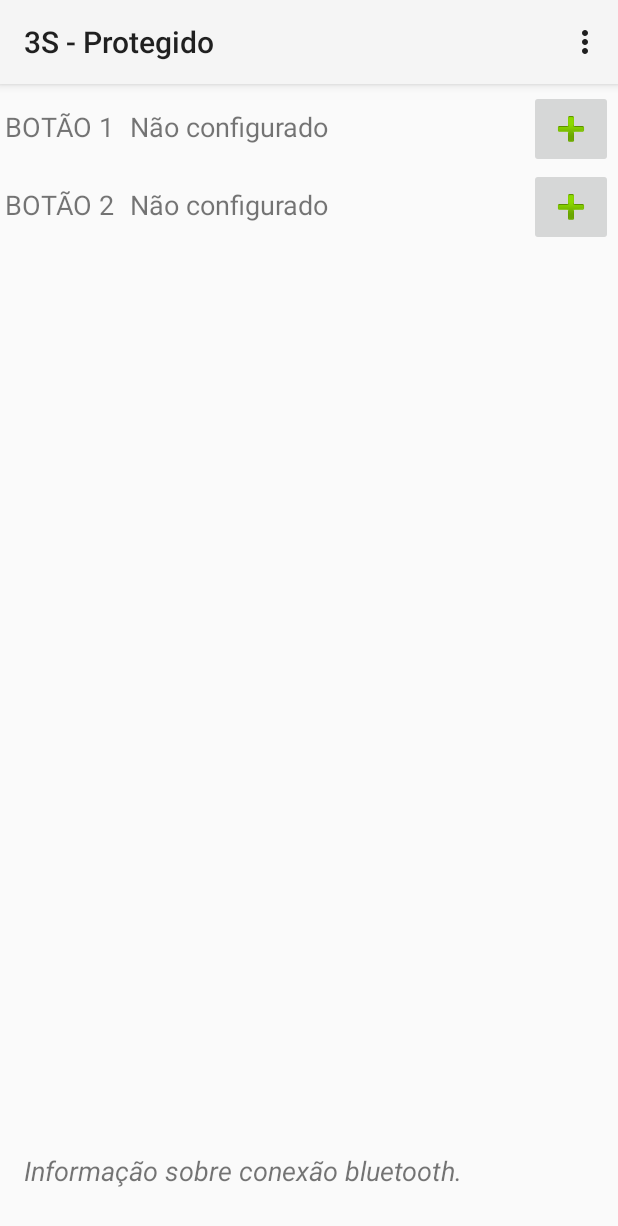
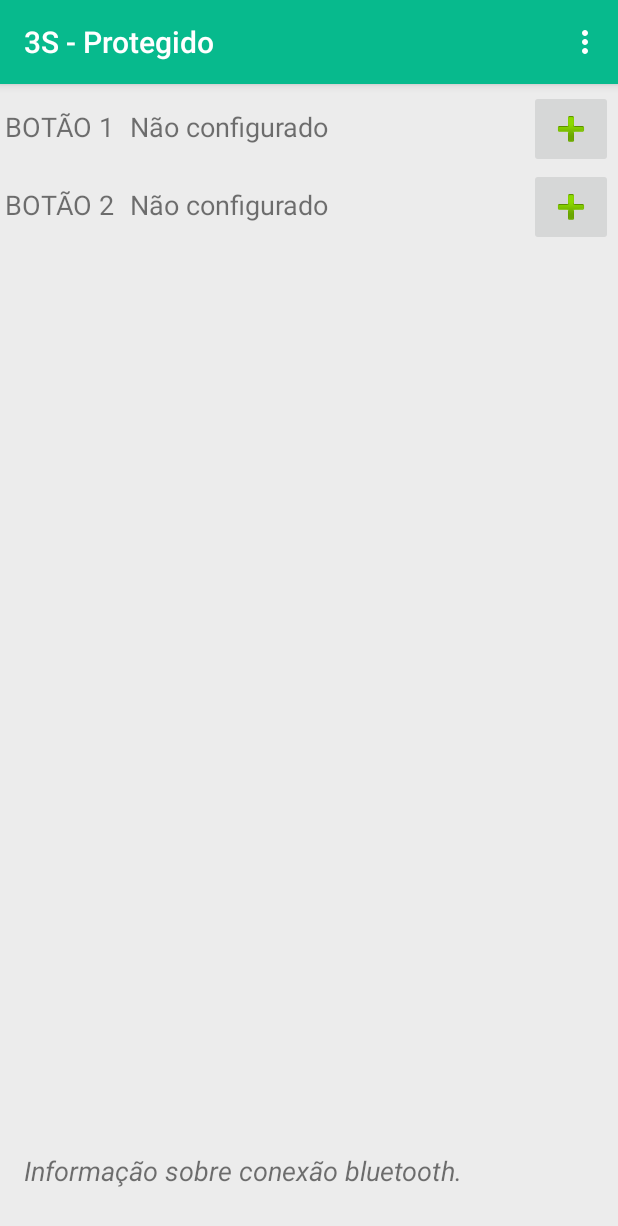
Before and after one commit to carolmb/staysafesystem, an Android app: the ProtectedUserActivity screen opened directly, with no data from a screen before it, on a phone screen of 412 x 824 dp. Shown: the top 1226 px of the screen. Run offline under Robolectric (Android 15) with nearby library versions, the phone set to English and light mode, and no system bars.

Commit message:
bluetooth bug fixed + new colors interface

```diff
--- a/app/src/main/AndroidManifest.xml
+++ b/app/src/main/AndroidManifest.xml
@@ -20,7 +20,7 @@
         android:label="@string/app_name"
         android:roundIcon="@mipmap/ic_launcher_round"
         android:supportsRtl="true"
-        android:theme="@style/Theme.AppCompat.Light">
+        android:theme="@style/theme3s">
         <service
             android:name=".processor.ServerConnectionService"
             android:process=":remoteServer" />
--- a/app/src/main/java/com/example/ana/staysafesystem/gui/ProtectedUserActivity.java
+++ b/app/src/main/java/com/example/ana/staysafesystem/gui/ProtectedUserActivity.java
@@ -6,6 +6,7 @@ import android.content.pm.PackageManager;
 import android.support.v4.app.ActivityCompat;
 import android.support.v7.app.AppCompatActivity;
 import android.os.Bundle;
+import android.util.Log;
 import android.view.Menu;
 import android.view.MenuInflater;
 import android.view.MenuItem;
@@ -43,6 +44,16 @@ public class ProtectedUserActivity extends AppCompatActivity {
         btIntent.putExtra("pos", pos);
         if(pos >= 0) {
             startService(btIntent);
+        }
+
+        String warning = getIntent().getStringExtra("warning");
+        if(warning != null) {
+            bluetoothText.setText(warning);
+        }
+
+        String btMsg = getIntent().getStringExtra("btMsg");
+        if(btMsg != null) {
+           bluetoothText.setText(btMsg);
         }
 
         enableRuntimePermission();
--- a/app/src/main/res/values/colors.xml
+++ b/app/src/main/res/values/colors.xml
@@ -1,6 +1,7 @@
 <?xml version="1.0" encoding="utf-8"?>
 <resources>
-    <color name="colorPrimary">#3F51B5</color>
-    <color name="colorPrimaryDark">#303f9f</color>
-    <color name="colorAccent">#FF4081</color>
+    <color name="colorPrimary">#07ba8d</color>
+    <color name="colorPrimaryDark">#1c7c54</color>
+    <color name="colorAccent">#8dff3d</color>
+    <color name="background_material_light">#ececec</color>
 </resources>
--- a/app/src/main/res/values/styles.xml
+++ b/app/src/main/res/values/styles.xml
@@ -17,4 +17,8 @@
 
     <style name="AppTheme.PopupOverlay" parent="ThemeOverlay.AppCompat.Light" />
 
+    <style name="theme3s" parent="AppTheme" >
+        <item name="android:colorBackground">@color/background_material_light</item>
+    </style>
+
 </resources>
```
Also changed, not shown: app/src/main/java/com/example/ana/staysafesystem/gui/SelectPairActivity.java (+12 -0 lines), app/src/main/java/com/example/ana/staysafesystem/processor/BluetoothService.java (+20 -24 lines), app/src/main/res/layout/activity_select_pair.xml (+10 -0 lines).
